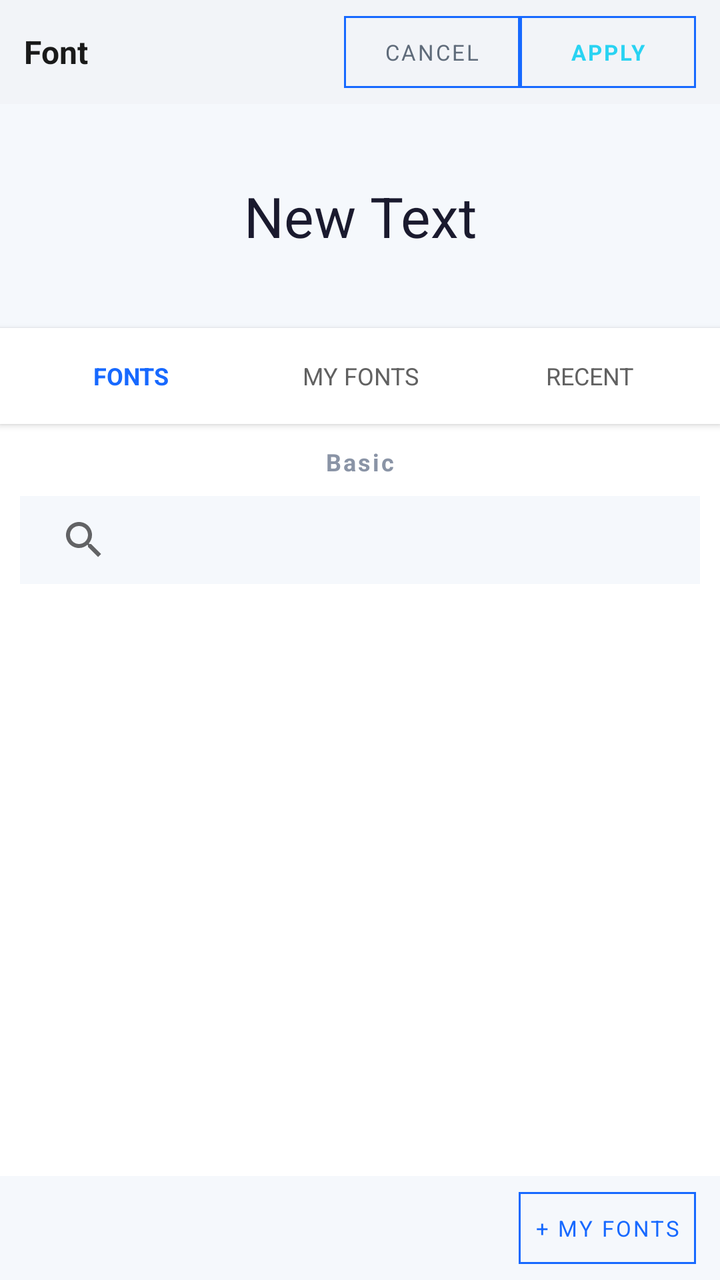
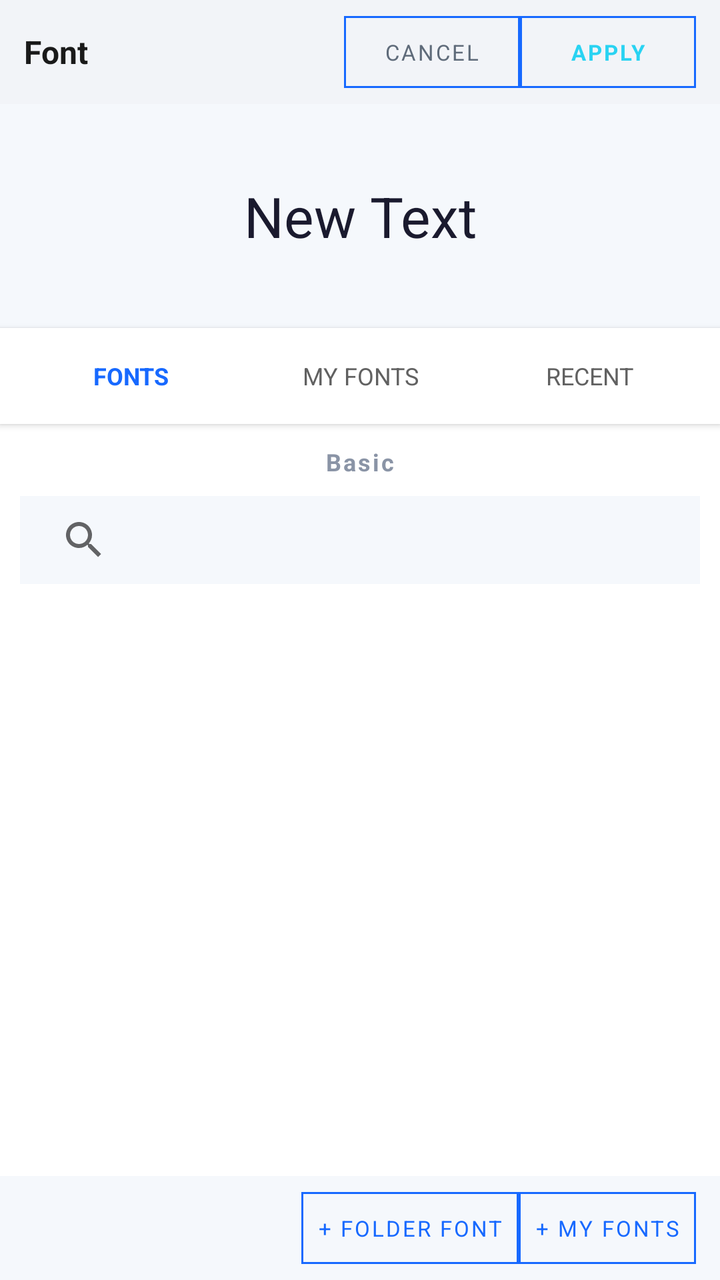

Two renders of the same Android screen: before a commit and after it. Below are the layout's source before the change and the commit's diff.
<!-- AndroidManifest.xml: application theme AppTheme -->
<!-- res/layout/dialog_font_picker.xml -->
<?xml version="1.0" encoding="utf-8"?>
<LinearLayout xmlns:android="http://schemas.android.com/apk/res/android"
    android:layout_width="match_parent"
    android:layout_height="match_parent"
    android:orientation="vertical"
    android:background="#FFFFFF">

    <LinearLayout
        android:layout_width="match_parent"
        android:layout_height="52dp"
        android:gravity="center_vertical"
        android:orientation="horizontal"
        android:background="@color/light_surface_alt"
        android:paddingHorizontal="12dp">

        <TextView
            android:layout_width="0dp"
            android:layout_height="match_parent"
            android:layout_weight="1"
            android:gravity="center_vertical"
            android:text="Font"
            android:textColor="@color/light_text_primary"
            android:textSize="16sp"
            android:textStyle="bold" />

        <com.google.android.material.button.MaterialButton
            android:id="@+id/btnFontCancel"
            style="@style/Widget.MaterialComponents.Button.TextButton"
            android:layout_width="wrap_content"
            android:layout_height="wrap_content"
            android:text="CANCEL"
            android:textColor="@color/light_text_secondary"
            android:textSize="11sp" />

        <com.google.android.material.button.MaterialButton
            android:id="@+id/btnFontOk"
            style="@style/Widget.MaterialComponents.Button.TextButton"
            android:layout_width="wrap_content"
            android:layout_height="wrap_content"
            android:text="APPLY"
            android:textColor="#29D3F2"
            android:textSize="11sp"
            android:textStyle="bold" />
    </LinearLayout>

    <TextView
        android:id="@+id/tvFontPreview"
        android:layout_width="match_parent"
        android:layout_height="112dp"
        android:gravity="center"
        android:maxLines="2"
        android:ellipsize="end"
        android:text="New Text"
        android:textColor="#1A1A2E"
        android:textSize="28sp"
        android:background="#F5F8FC"
        android:paddingHorizontal="20dp" />

    <LinearLayout
        android:layout_width="match_parent"
        android:layout_height="48dp"
        android:gravity="center_vertical"
        android:orientation="horizontal"
        android:background="#FFFFFF"
        android:paddingHorizontal="8dp"
        android:elevation="2dp">

        <TextView
            android:id="@+id/tabFonts"
            android:layout_width="0dp"
            android:layout_height="match_parent"
            android:layout_weight="1"
            android:gravity="center"
            android:text="FONTS"
            android:textColor="#1769FF"
            android:textSize="12sp"
            android:textStyle="bold" />

        <TextView
            android:id="@+id/tabMyFonts"
            android:layout_width="0dp"
            android:layout_height="match_parent"
            android:layout_weight="1"
            android:gravity="center"
            android:text="MY FONTS"
            android:textColor="#616161"
            android:textSize="12sp" />

        <TextView
            android:id="@+id/tabRecent"
            android:layout_width="0dp"
            android:layout_height="match_parent"
            android:layout_weight="1"
            android:gravity="center"
            android:text="RECENT"
            android:textColor="#616161"
            android:textSize="12sp" />
    </LinearLayout>

    <View
        android:id="@+id/fontTabIndicator"
        android:layout_width="0dp"
        android:layout_height="2dp"
        android:background="#1769FF" />

    <TextView
        android:id="@+id/tvFontCategory"
        android:layout_width="match_parent"
        android:layout_height="34dp"
        android:gravity="center"
        android:text="Basic"
        android:textColor="#8A94A6"
        android:textSize="12sp"
        android:textStyle="bold"
        android:letterSpacing="0.08" />

    <androidx.appcompat.widget.SearchView
        android:id="@+id/searchFont"
        android:layout_width="match_parent"
        android:layout_height="44dp"
        android:layout_marginHorizontal="10dp"
        android:layout_marginBottom="4dp"
        android:background="#F5F8FC"
        android:queryHint="Search fonts"
        android:iconifiedByDefault="false"
        android:paddingHorizontal="8dp" />

    <androidx.recyclerview.widget.RecyclerView
        android:id="@+id/rvFontPicker"
        android:layout_width="match_parent"
        android:layout_height="0dp"
        android:layout_weight="1"
        android:clipToPadding="false"
        android:paddingHorizontal="8dp"
        android:paddingVertical="4dp"
        android:scrollbars="vertical" />

    <LinearLayout
        android:layout_width="match_parent"
        android:layout_height="52dp"
        android:gravity="center_vertical|end"
        android:orientation="horizontal"
        android:background="#F5F8FC"
        android:paddingHorizontal="12dp">

        <com.google.android.material.button.MaterialButton
            android:id="@+id/btnAddCustomFont"
            style="@style/Widget.MaterialComponents.Button.TextButton"
            android:layout_width="wrap_content"
            android:layout_height="wrap_content"
            android:text="+ My Fonts"
            android:textColor="#1769FF"
            android:textSize="11sp" />
    </LinearLayout>
</LinearLayout>
<!-- resources referenced by this layout -->
<resources>
  <color name="light_surface_alt">#F2F4F8</color>
  <color name="light_text_primary">#1A1A1A</color>
  <color name="light_text_secondary">#5F6B7A</color>
  <color name="white">#fff</color>
  <color name="black">#000</color>
  <color name="brand_navy">#07164F</color>
  <color name="brand_blue">#1769FF</color>
  <color name="gray">#616161</color>
  <style name="AppTextInputLayout" parent="Widget.MaterialComponents.TextInputLayout.OutlinedBox.Dense">
          <item name="boxStrokeColor">@color/brand_blue</item>
          <item name="counterTextColor">@color/gray</item>
          <item name="hintTextColor">@color/gray</item>
          <item name="boxCornerRadiusBottomEnd">0dp</item>
          <item name="boxCornerRadiusBottomStart">0dp</item>
          <item name="boxCornerRadiusTopStart">0dp</item>
          <item name="boxCornerRadiusTopEnd">0dp</item>
      </style>
  <style name="AppBottomNavigation" parent="Widget.MaterialComponents.BottomNavigationView.Colored">
  
      </style>
  <style name="AppButton" parent="Widget.MaterialComponents.Button.UnelevatedButton">
          <item name="strokeColor">@color/brand_blue</item>
          <item name="strokeWidth">1dp</item>
          <item name="android:textColor">@color/brand_blue</item>
      </style>
  <style name="ButtonText" parent="TextAppearance.MaterialComponents.Button">
          <item name="fontFamily">@font/raleway_semibold</item>
      </style>
  <style name="Body1Text" parent="TextAppearance.MaterialComponents.Body1">
          <item name="fontFamily">@font/raleway_semibold</item>
      </style>
  <style name="Body2Text" parent="TextAppearance.MaterialComponents.Body2">
          <item name="fontFamily">@font/raleway_semibold</item>
      </style>
  <style name="CaptionText" parent="TextAppearance.MaterialComponents.Caption">
          <item name="fontFamily">@font/raleway_semibold</item>
      </style>
  <style name="Headline4Text" parent="TextAppearance.MaterialComponents.Headline6">
          <item name="fontFamily">@font/raleway_semibold</item>
      </style>
  <style name="Headline5Text" parent="TextAppearance.MaterialComponents.Headline6">
          <item name="fontFamily">@font/raleway_semibold</item>
      </style>
  <style name="Headline6Text" parent="TextAppearance.MaterialComponents.Headline6">
          <item name="fontFamily">@font/raleway_semibold</item>
      </style>
  <style name="AppFloatingActionButton" parent="Widget.MaterialComponents.FloatingActionButton">
          <item name="shapeAppearanceOverlay">@style/FloatingActionButton</item>
      </style>
  <style name="SmallComponent" parent="ShapeAppearance.MaterialComponents.SmallComponent">
          <item name="cornerFamily">cut</item>
          <item name="cornerSize">0dp</item>
      </style>
  <style name="MediumComponent" parent="ShapeAppearance.MaterialComponents.MediumComponent">
          <item name="cornerFamily">cut</item>
          <item name="cornerSize">0dp</item>
      </style>
  <style name="LargeComponent" parent="ShapeAppearance.MaterialComponents.LargeComponent">
          <item name="cornerFamily">cut</item>
          <item name="cornerSize">0dp</item>
      </style>
  <style name="FloatingActionButton" parent="ShapeAppearanceOverlay.MaterialComponents.FloatingActionButton">
      </style>
  <!-- unchanged entries left out for length: 1 -->
</resources>

<!-- the commit's change to res/layout/dialog_font_picker.xml (unified diff, before → after) -->
@@ -144,6 +144,15 @@
         android:paddingHorizontal="12dp">
 
         <com.google.android.material.button.MaterialButton
+            android:id="@+id/btnAddCustomFontFolder"
+            style="@style/Widget.MaterialComponents.Button.TextButton"
+            android:layout_width="wrap_content"
+            android:layout_height="wrap_content"
+            android:text="+ Folder Font"
+            android:textColor="#1769FF"
+            android:textSize="11sp" />
+
+        <com.google.android.material.button.MaterialButton
             android:id="@+id/btnAddCustomFont"
             style="@style/Widget.MaterialComponents.Button.TextButton"
             android:layout_width="wrap_content"
